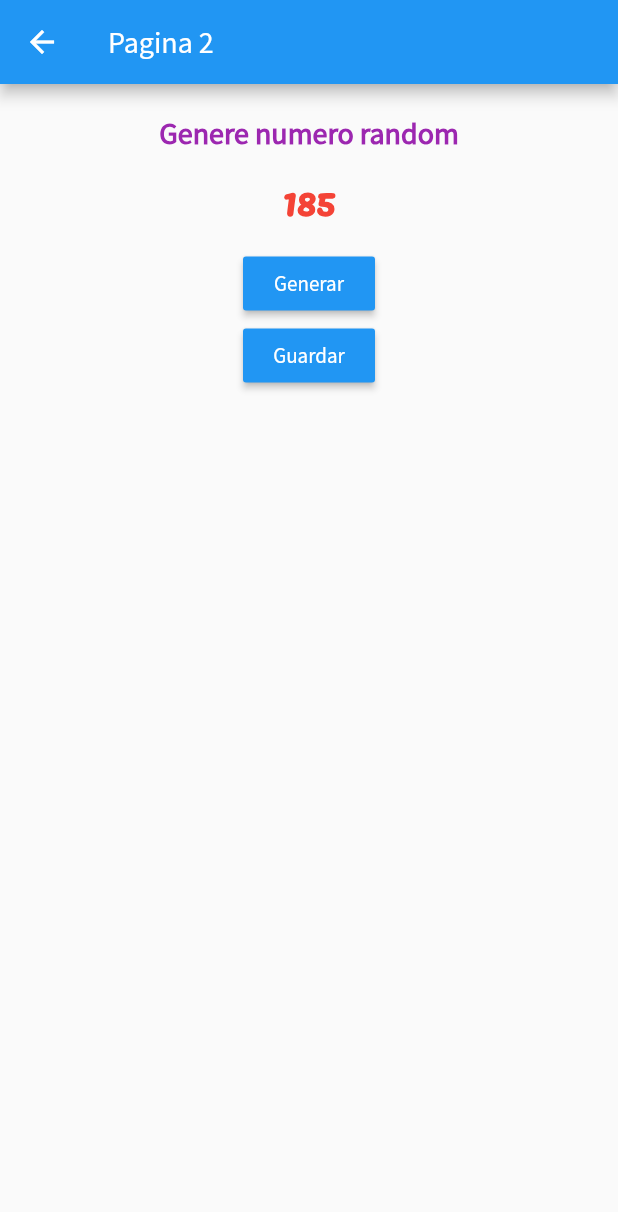
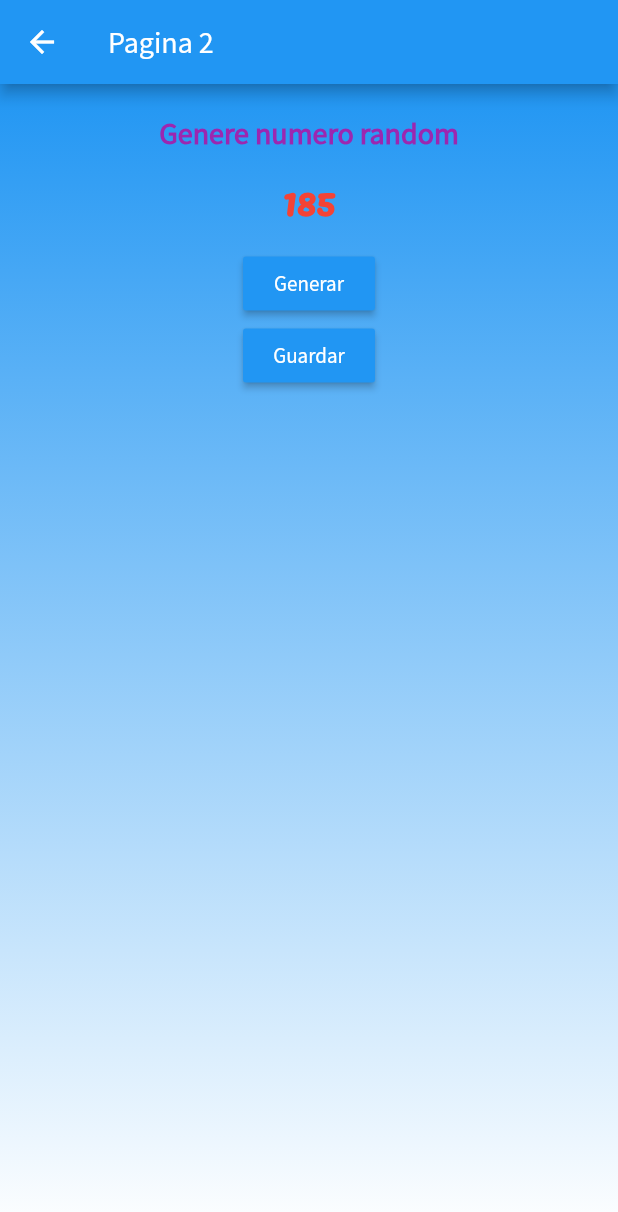
Before and after one commit to DanielBarragan96/android_pre_p1, a Flutter app: the SecondPage screen opened directly, on a phone screen of 412 x 824 dp. Shown: the top 1212 px of the screen. Run offline on Flutter 3.47's test engine with Material 2 defaults, Android fonts, the phone set to English and light mode, and no system bars; network calls fail.

Commit message:
se agrega gradiente a pagina 2

```diff
--- a/lib/second_page.dart
+++ b/lib/second_page.dart
@@ -20,9 +20,19 @@ class _SecondPageState extends State<SecondPage> {
         title: Text('Pagina 2'),
       ),
       body: Center(
+        child: Container(
+          width: MediaQuery.of(context).size.width,
+          decoration: BoxDecoration(
+            gradient: LinearGradient(
+              begin: Alignment.topCenter,
+              end: Alignment.bottomCenter,
+              colors: [Colors.blue, Colors.white],
+            ),
+          ),
           child: Column(
             mainAxisAlignment: MainAxisAlignment.start,
             crossAxisAlignment: CrossAxisAlignment.center,
+            mainAxisSize: MainAxisSize.max,
             children: [
               SizedBox(height: 20),
               Container(
@@ -60,6 +70,7 @@ class _SecondPageState extends State<SecondPage> {
             ],
           ),
         ),
+      ),
     );
   }
 }
```
Lines whose indentation alone changed are shown as unchanged.
